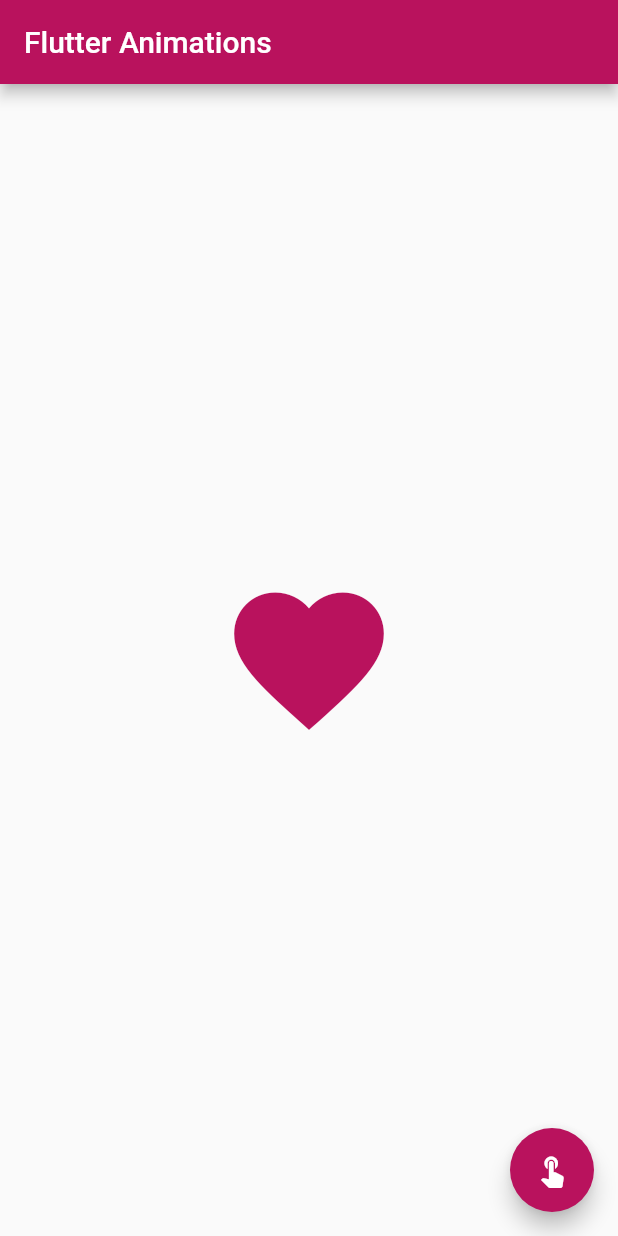
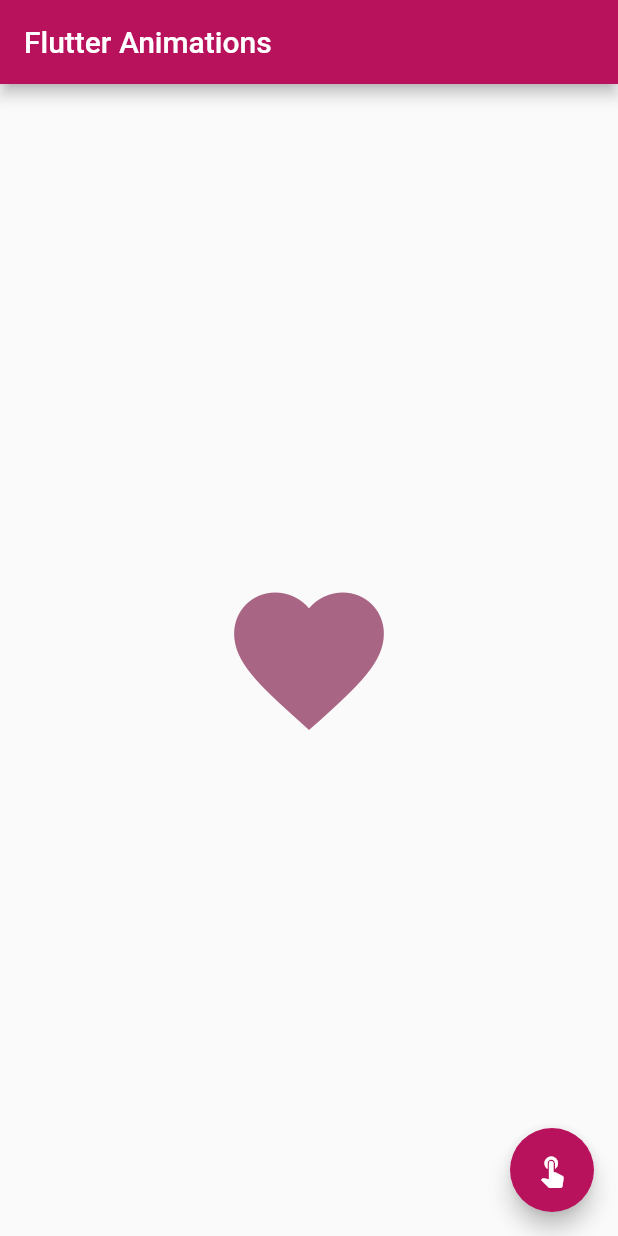
Before and after one commit to Ivy-Walobwa/flutter_animations, a Flutter app: the first screen one second after launch, on a phone screen of 412 x 824 dp. Run offline on Flutter 3.47's test engine with Material 2 defaults, Android fonts, the phone set to English and light mode, and no system bars.

Commit message:
add tween builder animation

```diff
--- a/lib/main.dart
+++ b/lib/main.dart
@@ -45,14 +45,18 @@ class _MyHomePageState extends State<MyHomePage> {
         title: Text(widget.title),
       ),
       body: Center(
-        child: AnimatedOpacity(
+        child: TweenAnimationBuilder(
+          tween: ColorTween(
+              begin: opaque ? Colors.grey : const Color(0xffB9125D),
+              end: opaque ? const Color(0xffB9125D) : Colors.grey),
           duration: const Duration(seconds: 2),
-          opacity: opaque ? 1 : 0,
-          child: const Icon(
-            Icons.favorite,
-            size: 120,
-            color: Color(0xffB9125D),
-          ),
+          builder: (BuildContext context, Color? color, Widget? child) {
+            return Icon(
+              Icons.favorite,
+              size: 120,
+              color: color,
+            );
+          },
         ),
       ),
       floatingActionButton: FloatingActionButton(
```
